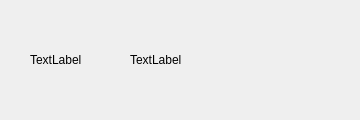
hexu1985/demo_code, file qt/custom_list_widget_item/mylistwidgetitem.ui: the form before one commit.
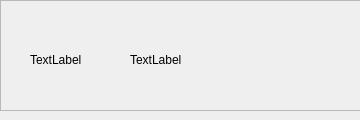
The form after the commit.

The edit to the form file:
```diff
--- a/qt/custom_list_widget_item/mylistwidgetitem.ui
+++ b/qt/custom_list_widget_item/mylistwidgetitem.ui
@@ -39,6 +39,22 @@
     <string>TextLabel</string>
    </property>
   </widget>
+  <widget class="QFrame" name="frame">
+   <property name="geometry">
+    <rect>
+     <x>0</x>
+     <y>0</y>
+     <width>361</width>
+     <height>111</height>
+    </rect>
+   </property>
+   <property name="frameShape">
+    <enum>QFrame::StyledPanel</enum>
+   </property>
+   <property name="frameShadow">
+    <enum>QFrame::Raised</enum>
+   </property>
+  </widget>
  </widget>
  <resources/>
  <connections/>
```
